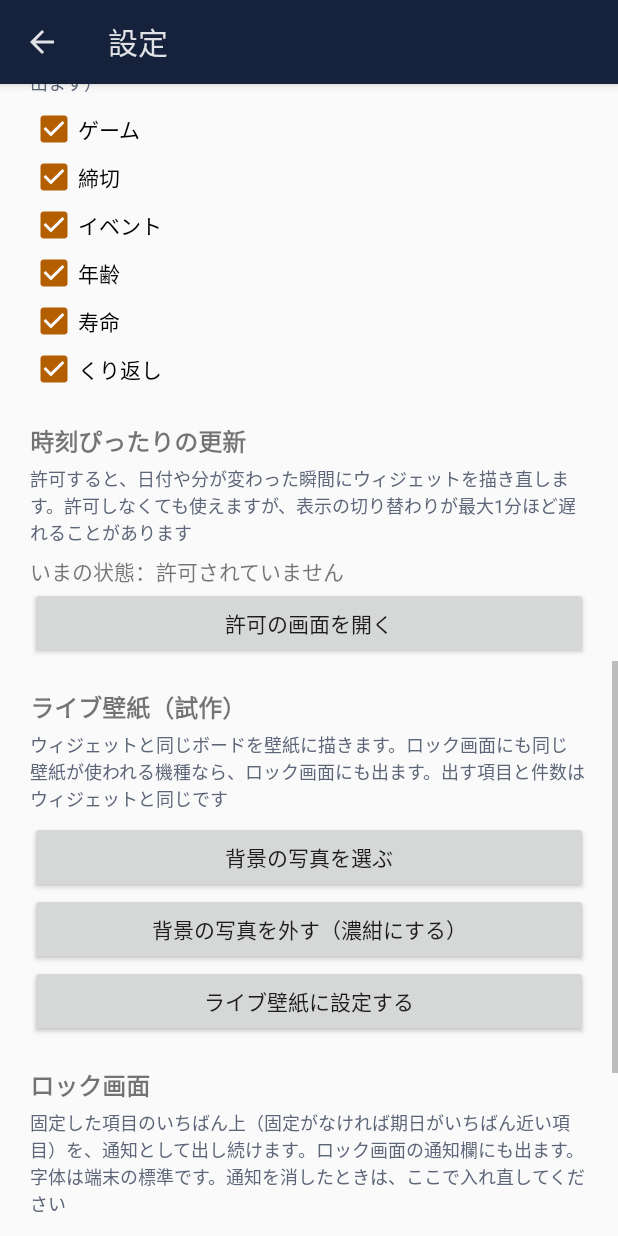
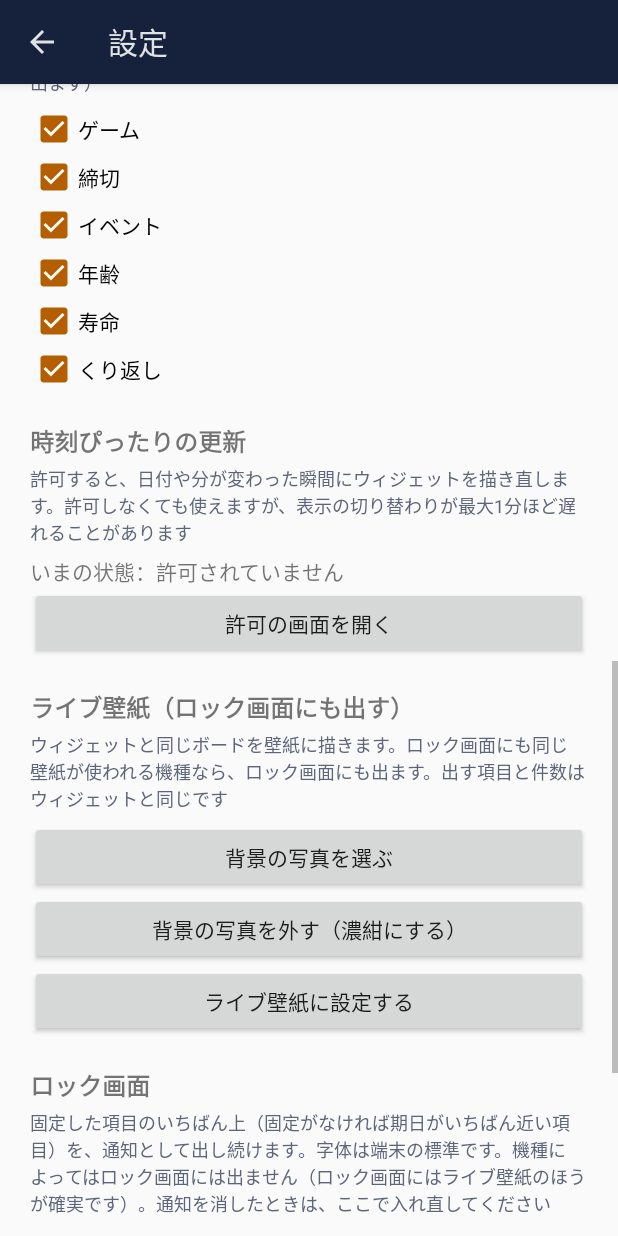
Before and after one commit to hasiguti-1/nokori, an Android app: the SettingsActivity screen opened directly, with no data from a screen before it, scrolled down 1074 dp, on a phone screen of 412 x 824 dp. Run offline under Robolectric (Android 15) with nearby library versions, the phone set to English and light mode, and no system bars; pictures from the network do not load; Roboto replaces fonts that are not available here.

Commit message:
ライブ壁紙「残り時間ボード」を正式に追加
- 検証用の表記を外し、設定の見出しを「ライブ壁紙（ロック画面にも出す）」にした
- ロック画面の通知の説明に、機種によってはロック画面に出ないことを追記
- プライバシーポリシーに背景の写真の扱いを追記

Co-Authored-By: Claude Opus 5.5 <noreply@anthropic.com>
Claude-Session: https://claude.ai/code/session_01BEqzb4orF3iYKpvEphGVaf

```diff
--- a/app/src/main/java/jp/imamura/nokori/BoardWallpaper.kt
+++ b/app/src/main/java/jp/imamura/nokori/BoardWallpaper.kt
@@ -19,7 +19,7 @@ import java.io.File
 import java.util.Locale
 
 /**
- * ライブ壁紙（検証用）。ウィジェットと同じボードを、壁紙として画面の下半分に描く。
+ * ライブ壁紙「残り時間ボード」。ウィジェットと同じボードを、壁紙として画面の下半分に描く。
  * 壁紙はアプリ自身が描くので、ドット文字を秒まで使える。
  * 画面が見えている間だけ、秒の切り替わりに合わせて1秒ごとに描き直す（見えない間は止まる）。
  * 残りは毎回「目標日時 - 今の時刻」から計算するので、止まっていた時間があってもずれない。
--- a/app/src/main/java/jp/imamura/nokori/SettingsActivity.kt
+++ b/app/src/main/java/jp/imamura/nokori/SettingsActivity.kt
@@ -196,8 +196,8 @@ class SettingsActivity : Activity() {
             exactButton = btn
         }
 
-        // ── ライブ壁紙（検証用） ──
-        box.addView(heading("ライブ壁紙（試作）"))
+        // ── ライブ壁紙 ──
+        box.addView(heading("ライブ壁紙（ロック画面にも出す）"))
         box.addView(note("ウィジェットと同じボードを壁紙に描きます。ロック画面にも同じ壁紙が使われる機種なら、ロック画面にも出ます。出す項目と件数はウィジェットと同じです"))
         box.addView(Button(this).apply {
             text = "背景の写真を選ぶ"
@@ -239,7 +239,7 @@ class SettingsActivity : Activity() {
 
         // ── ロック画面 ──
         box.addView(heading("ロック画面"))
-        box.addView(note("固定した項目のいちばん上（固定がなければ期日がいちばん近い項目）を、通知として出し続けます。ロック画面の通知欄にも出ます。字体は端末の標準です。通知を消したときは、ここで入れ直してください"))
+        box.addView(note("固定した項目のいちばん上（固定がなければ期日がいちばん近い項目）を、通知として出し続けます。字体は端末の標準です。機種によってはロック画面には出ません（ロック画面にはライブ壁紙のほうが確実です）。通知を消したときは、ここで入れ直してください"))
         val lc = check("ロック画面に残り時間を出す（通知）", s.lockNotice) { on ->
             s.lockNotice = on
             if (on && !LockNotice.permitted(this) && Build.VERSION.SDK_INT >= Build.VERSION_CODES.TIRAMISU) {
```
Also changed, not shown: 1 other file.
